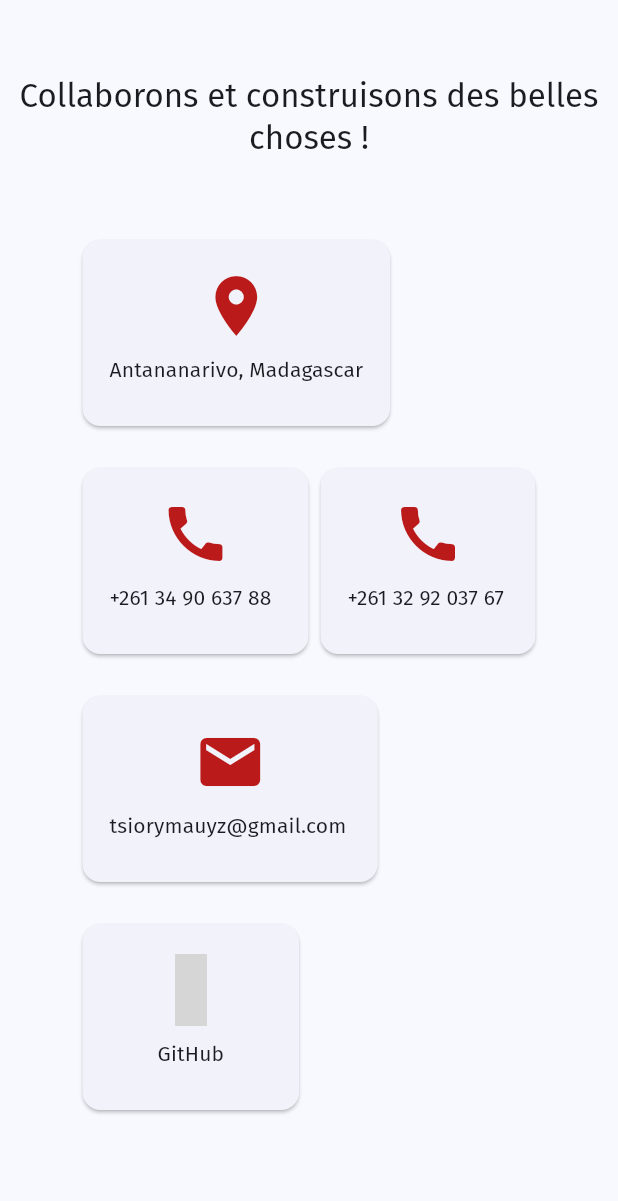
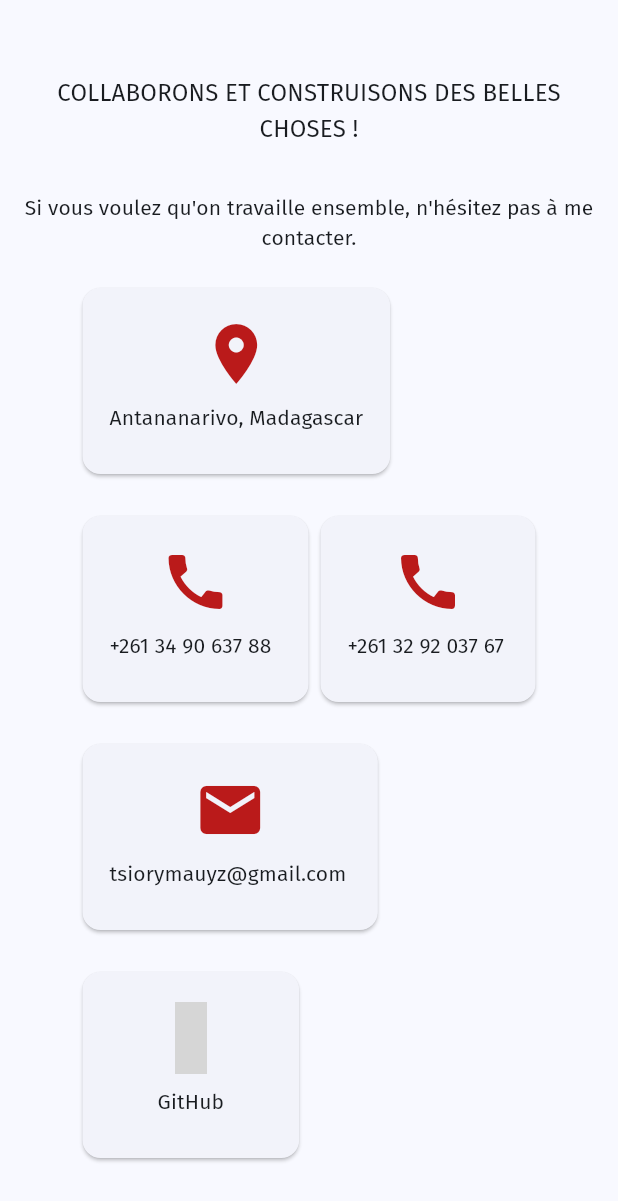
Before and after one commit to mauyz/portfolio-fluter, a Flutter app: the FooterPage widget shown alone on an empty page, opened directly, on a phone screen of 412 x 824 dp. Shown: the top 1201 px of the screen. Run offline on Flutter 3.47's test engine with Material 3 defaults, Android fonts, the phone set to English and light mode, and no system bars; our stand-ins replace animated_text_kit, auto_route, flutter_riverpod, percent_indicator, riverpod_annotation, shared_preferences and 1 more; accounts and stored records are empty; generated files the repository leaves out were written again; project files that could hold a hidden picture were left out; grey boxes are pictures that could not be loaded.

Commit message:
update footer messages

```diff
--- a/lib/l10n/intl_fr.arb
+++ b/lib/l10n/intl_fr.arb
@@ -53,5 +53,7 @@
   "portfolioDesc": "Ce site web où j'expose mes parcours, mes compétences ainsi que mes projets personnels et professionnels",
   "lightMode": "Mode clair",
   "careerProIntro": "Mon parcours professionnel en informatique est marqué par plusieurs expériences enrichissantes, tant au travers d'emplois que de stages.\nCelles-ci m'ont permis de développer des compétences solides dans ce domaine en constante évolution.\n\nVoici quelques-unes des expériences professionnelles que j'ai acquises au cours de ces dernières années :",
-  "careerScholIntro": "Mon parcours académique en informatique a été marqué par des formations rigoureuses, notamment à l'Ecole Nationale d'Informatique(ENI) de Fianarantsoa.\nAvant cela, j'ai obtenu un baccalauréat scientifique, qui a posé les bases de mon intérêt pour les sciences et les technologies."
+  "careerScholIntro": "Mon parcours académique en informatique a été marqué par des formations rigoureuses, notamment à l'Ecole Nationale d'Informatique(ENI) de Fianarantsoa.\nAvant cela, j'ai obtenu un baccalauréat scientifique, qui a posé les bases de mon intérêt pour les sciences et les technologies.",
+  "footerIntro": "Collaborons et construisons des belles choses !",
+  "contactMe": "Si vous voulez qu'on travaille ensemble, n'hésitez pas à me contacter."
 }
--- a/lib/presentation/footer/footer_page.dart
+++ b/lib/presentation/footer/footer_page.dart
@@ -4,6 +4,7 @@ import 'package:portfolio/core/constants/info_constants.dart';
 import 'package:portfolio/core/utils.dart';
 import 'package:portfolio/data/repos/data_repository_impl.dart';
 import 'package:portfolio/domain/entities/contact.dart';
+import 'package:portfolio/generated/l10n.dart';
 import 'package:portfolio/presentation/footer/copyright_widget.dart';
 import 'package:unicons/unicons.dart';
 
@@ -22,16 +23,29 @@ class FooterPage extends ConsumerWidget {
             height: 50,
           ),
           Padding(
-            padding: const EdgeInsets.symmetric(horizontal: 10.0,),
+            padding: const EdgeInsets.symmetric(
+              horizontal: 10.0,
+            ),
             child: Text(
-              "Collaborons et construisons des belles choses !",
+              S.of(context).footerIntro.toUpperCase(),
               textAlign: TextAlign.center,
-              style: Theme.of(context).textTheme.titleLarge,
+              style: Theme.of(context).textTheme.titleMedium,
             ),
           ),
           const SizedBox(
             height: 30,
           ),
+          Padding(
+            padding: const EdgeInsets.symmetric(
+              horizontal: 10.0,
+            ),
+            child: Text(
+              S.of(context).contactMe,
+              textAlign: TextAlign.center,
+              style: Theme.of(context).textTheme.titleSmall,
+            ),
+          ),
+
           Padding(
             padding: const EdgeInsets.all(20.0),
             child: Wrap(
@@ -97,8 +111,9 @@ class FooterPage extends ConsumerWidget {
                                         Icon(
                                           contact.icon,
                                           size: 48,
-                                          color:
-                                              Theme.of(context).colorScheme.error,
+                                          color: Theme.of(context)
+                                              .colorScheme
+                                              .error,
                                         ),
                                         Padding(
                                           padding: const EdgeInsets.all(8.0),
```
Also changed, not shown: lib/generated/intl/messages_fr.dart, lib/generated/l10n.dart.
